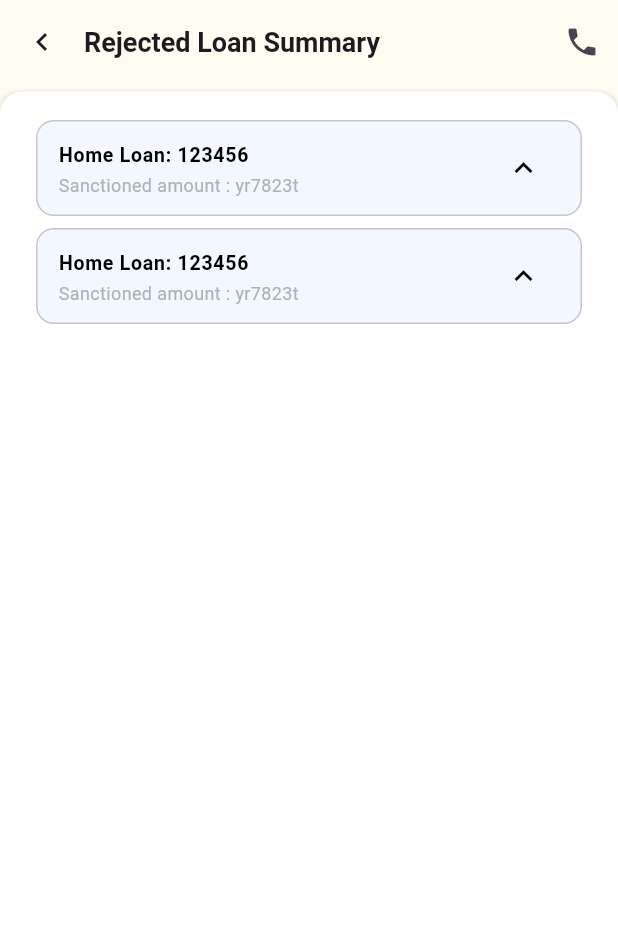
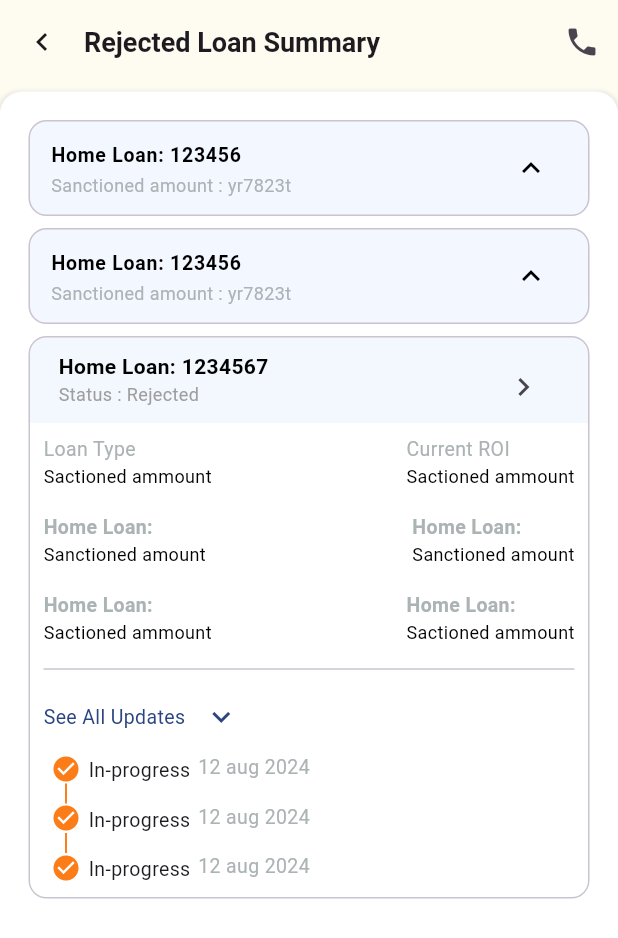
Before and after one commit to mallikaroy14/flutter-application, a Flutter app: the RejectedLoanSummaryScreen screen opened by its route, on a phone screen of 412 x 824 dp. Shown: the top 938 px of the screen. Run offline on Flutter 3.47's test engine with Material 3 defaults, Android fonts, the phone set to English and light mode, and no system bars; our stand-ins replace flutter_screenutil, geocoding, geolocator, get, image_picker and 3 more; missing offline and left inert: dart:ffi; accounts and stored records are empty.

Commit message:
added rejected loan summary screen with see all updates widgets

```diff
--- a/lib/customUtility/custom_time_line.dart
+++ b/lib/customUtility/custom_time_line.dart
@@ -7,8 +7,8 @@ class Timeline extends StatelessWidget {
     this.indicators,
     this.isLeftAligned = true,
     this.itemGap = 12.0,
-    this.gutterSpacing = 4.0,
-    this.padding = const EdgeInsets.all(8),
+    this.gutterSpacing = 0.0,
+    this.padding = const EdgeInsets.symmetric(horizontal: 8),
     this.controller,
     this.lineColor = Colors.grey,
     this.physics,
@@ -16,11 +16,11 @@ class Timeline extends StatelessWidget {
     this.primary = false,
     this.reverse = false,
     this.indicatorSize = 30.0,
-    this.lineGap = 4.0,
+    this.lineGap = 0.0,
     this.indicatorColor = Colors.blue,
     this.indicatorStyle = PaintingStyle.fill,
-    this.strokeCap = StrokeCap.butt,
-    this.strokeWidth = 2.0,
+    this.strokeCap = StrokeCap.square,
+    this.strokeWidth = 1.3,
     this.style = PaintingStyle.stroke,
   })  : itemCount = children.length,
         assert(itemGap >= 0),
@@ -152,7 +152,7 @@ class _TimelinePainter extends CustomPainter {
   @override
   void paint(Canvas canvas, Size size) {
     final indicatorRadius = indicatorSize / 2;
-    final halfItemGap = itemGap / 2;
+    final halfItemGap = itemGap ;
     final indicatorMargin = indicatorRadius + lineGap;
 
     final top = size.topLeft(Offset(indicatorRadius, 0.0 - halfItemGap));
--- a/lib/screens/rejected_loan_summary/view/rejected_loan_summary_screen.dart
+++ b/lib/screens/rejected_loan_summary/view/rejected_loan_summary_screen.dart
@@ -1,13 +1,14 @@
+import 'package:feburary_flutter/customUtility/custom_time_line.dart';
 import 'package:feburary_flutter/screens/new_request/view/create_new_request.dart';
 import 'package:feburary_flutter/screens/rejected_loan_summary/controller/rejected_loan_summary_controller.dart';
 import 'package:flutter/material.dart';
-import 'package:flutter/src/widgets/framework.dart';
-import 'package:flutter_screenutil/flutter_screenutil.dart';
 import 'package:get/get.dart';
 
 import '../../../theme/app_colors.dart';
 
 class RejectedLoanSummaryScreen extends GetView<RejectedLoanSummaryController> {
+  const RejectedLoanSummaryScreen({super.key});
+
   @override
   Widget build(BuildContext context) {
     return Scaffold(
@@ -30,13 +31,15 @@ class RejectedLoanSummaryScreen extends GetView<RejectedLoanSummaryController> {
                         offset: const Offset(0, 1))
                   ],
                   color: AppColors.whiteColor,
-                  borderRadius: BorderRadius.only(
+                  borderRadius: const BorderRadius.only(
                       topLeft: Radius.circular(15),
                       topRight: Radius.circular(15))),
               child: Container(
-                  margin: EdgeInsets.symmetric(horizontal: 20, vertical: 15),
+                margin: const EdgeInsets.symmetric(horizontal: 15, vertical: 15),
                 color: AppColors.whiteColor,
-                  child: ListView.builder(
+                child: Column(
+                  children: [
+                    ListView.builder(
                         itemCount: 2,
                         shrinkWrap: true,
                         physics: ScrollPhysics(),
@@ -98,7 +101,8 @@ class RejectedLoanSummaryScreen extends GetView<RejectedLoanSummaryController> {
                                           children: [
                                             IconButton(
                                                 onPressed: () {
-                                                if (controller.expandController
+                                                  if (controller
+                                                      .expandController
                                                       .isExpanded) {
                                                     controller.expandController
                                                         .collapse();
@@ -108,14 +112,13 @@ class RejectedLoanSummaryScreen extends GetView<RejectedLoanSummaryController> {
                                                   }
                                                 },
                                                 icon: Icon(controller
-                                                      .customTileExpanded.isTrue
+                                                        .customTileExpanded
+                                                        .isTrue
                                                     ? Icons.expand_more
                                                     : Icons.expand_less)),
                                           ],
                                         ),
-                                      children: [
-                                        expandedWidget()
-                                      ],
+                                        children: [expandedWidget()],
                                       ),
                                     ),
                                   ],
@@ -123,7 +126,65 @@ class RejectedLoanSummaryScreen extends GetView<RejectedLoanSummaryController> {
                               ),
                             ),
                           );
-                      })),
+                        }),
+                    Card.outlined(
+                      color: Colors.white,
+                      child: SizedBox(
+                        width: double.infinity,
+                        child: Column(
+                          children: [
+                            Container(
+                              decoration: const BoxDecoration(
+                                  color: AppColors.cardHeader,
+                                  borderRadius: BorderRadius.only(
+                                      topLeft: Radius.circular(15.0),
+                                      topRight: Radius.circular(15.0))),
+                              child: Padding(
+                                padding: const EdgeInsets.only(
+                                    left: 20, bottom: 0, right: 20, top: 10),
+                                child: SizedBox(
+                                  child: Row(
+                                    mainAxisAlignment:
+                                        MainAxisAlignment.spaceBetween,
+                                    crossAxisAlignment:
+                                        CrossAxisAlignment.start,
+                                    children: [
+                                      const Column(
+                                        crossAxisAlignment:
+                                            CrossAxisAlignment.start,
+                                        children: [
+                                          Text(
+                                            "Home Loan: 1234567",
+                                            style: TextStyle(
+                                                color: Colors.black,
+                                                fontSize: 14,
+                                                fontWeight: FontWeight.bold),
+                                          ),
+                                          Text(
+                                            "Status : Rejected",
+                                            style: TextStyle(
+                                                color: Colors.grey,
+                                                fontSize: 12,
+                                                fontWeight: FontWeight.normal),
+                                          ),
+                                        ],
+                                      ),
+                                      IconButton(
+                                          onPressed: () {},
+                                          icon: Icon(Icons.chevron_right))
+                                    ],
+                                  ),
+                                ),
+                              ),
+                            ),
+                            expandedWidget()
+                          ],
+                        ),
+                      ),
+                    ),
+                  ],
+                ),
+              ),
             ),
           ),
         ],
@@ -131,13 +192,15 @@ class RejectedLoanSummaryScreen extends GetView<RejectedLoanSummaryController> {
     );
   }
 
-  Column expandedWidget() {
-    return const Column(
+  Padding expandedWidget() {
+    return Padding(
+      padding: const EdgeInsets.symmetric(horizontal: 10),
+      child: Column(
         mainAxisAlignment: MainAxisAlignment.start,
         crossAxisAlignment: CrossAxisAlignment.start,
         children: [
-        Padding(
-          padding: EdgeInsets.all(8.0),
+          const Padding(
+            padding: EdgeInsets.symmetric(vertical: 8),
             child: Row(
               mainAxisAlignment: MainAxisAlignment.spaceBetween,
               crossAxisAlignment: CrossAxisAlignment.start,
@@ -185,8 +248,8 @@ class RejectedLoanSummaryScreen extends GetView<RejectedLoanSummaryController> {
               ],
             ),
           ),
-        Padding(
-          padding: EdgeInsets.all(8.0),
+          const Padding(
+            padding: EdgeInsets.symmetric(vertical: 8),
             child: Row(
               mainAxisAlignment: MainAxisAlignment.spaceBetween,
               crossAxisAlignment: CrossAxisAlignment.start,
@@ -234,8 +297,8 @@ class RejectedLoanSummaryScreen extends GetView<RejectedLoanSummaryController> {
               ],
             ),
           ),
-        Padding(
-          padding: EdgeInsets.all(8.0),
+          const Padding(
+            padding: EdgeInsets.symmetric(vertical: 8),
             child: Row(
               mainAxisAlignment: MainAxisAlignment.spaceBetween,
               crossAxisAlignment: CrossAxisAlignment.start,
@@ -282,8 +345,61 @@ class RejectedLoanSummaryScreen extends GetView<RejectedLoanSummaryController> {
                 )
               ],
             ),
+          ),
+          const Divider(),
+          Row(
+            children: [
+              const Text("See All Updates",
+                  style: TextStyle(
+                      fontSize: 13,
+                      color: AppColors.primaryColor,
+                      fontWeight: FontWeight.normal)),
+              IconButton(
+                padding: EdgeInsets.zero,
+                onPressed: () {},
+                icon: Icon(
+                  Icons.keyboard_arrow_down_sharp,
+                  color: AppColors.primaryColor,
+                ),
               )
             ],
+          ),
+          Column(
+            children: [
+              Timeline(
+                  padding: EdgeInsets.zero,
+                  lineGap: 0,
+                  lineColor: AppColors.orangeDarkColor,
+                  indicators: List<Widget>.generate(
+                      3,
+                      (index) => const Icon(
+                            Icons.check_circle,
+                            color: AppColors.orangeDarkColor,
+                            size: 20,
+                          )),
+                  children: List<Widget>.generate(
+                      3,
+                      (index) => Container(
+                            child: const Text.rich(TextSpan(
+                                text: 'In-progress',
+                                style: TextStyle(fontWeight: FontWeight.normal, fontSize: 13),
+                                children: [
+                                  WidgetSpan(
+                                      child: SizedBox(
+                                    width: 5,
+                                  )),
+                                  WidgetSpan(
+                                      child: Text(
+                                    '12 aug 2024',
+                                    style: TextStyle(color: AppColors.grayColor, fontSize: 13),
+                                  ))
+                                ])),
+                          ))),
+              const SizedBox(height: 10),
+            ],
+          )
+        ],
+      ),
     );
   }
 }
```
Lines whose indentation alone changed are shown as unchanged.
